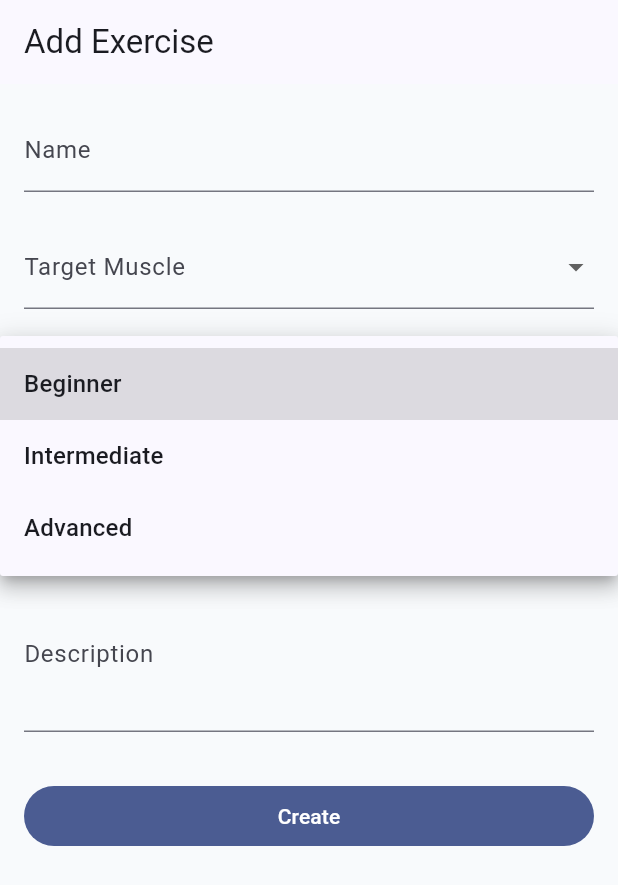
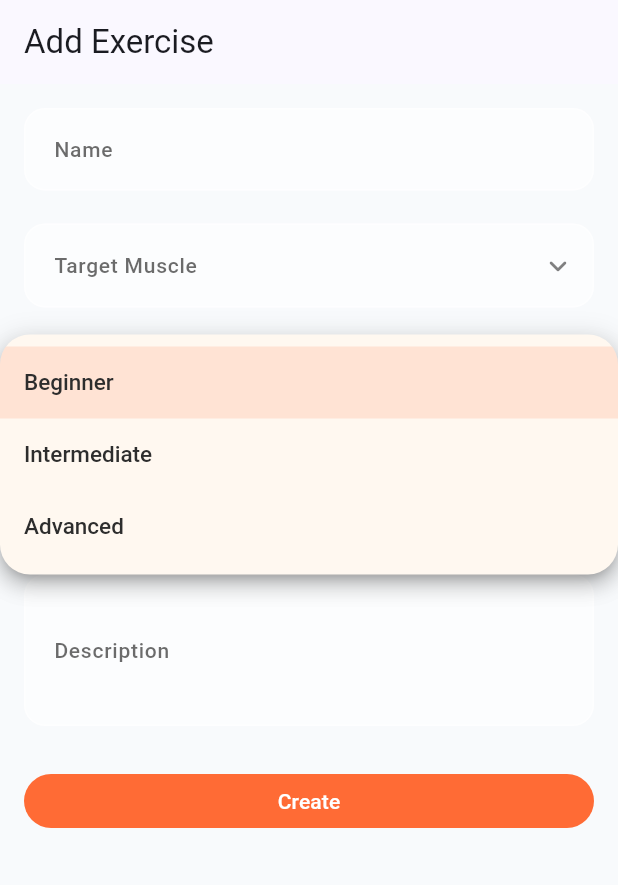
Before and after one commit to faradevelop/coach-studio, a Flutter app: the AddExercisePage screen opened by its route, after a tap on "Difficulty", on a phone screen of 412 x 824 dp. Shown: the top 885 px of the screen. Run offline on Flutter 3.47's test engine with Material 3 defaults, Android fonts, the light colour scheme and no system bars; our stand-ins replace cloud_firestore, firebase_core, flutter_bloc, get_it, go_router, pdf and 2 more; accounts and stored records are empty.

Commit message:
refactor: make reusable widgets with new style and add new app colors

```diff
--- a/lib/core/theme/app_colors.dart
+++ b/lib/core/theme/app_colors.dart
@@ -12,4 +12,10 @@ class AppColors {
   static const textSecondary = Color(0xff6B7280);
 
   static const error = Color(0xffDC2626);
+
+  static const Color orange = Color(0xFFFF6B35);
+  static const Color cream = Color(0xFFFFF8F0);
+  static const Color dirtyCream = Color.fromARGB(255, 233, 222, 212);
+  static const Color charcoal = Color(0xFF2D2D2D);
+  static const Color grey = Color(0xFFd7cfc8);
 }
--- a/lib/core/widgets/app_dropdown.dart
+++ b/lib/core/widgets/app_dropdown.dart
@@ -2,13 +2,9 @@ import 'package:flutter/material.dart';
 
 class AppDropdown<T> extends StatelessWidget {
   final String label;
-
   final T? value;
-
   final List<T> items;
-
   final String Function(T) itemLabel;
-
   final ValueChanged<T?> onChanged;
 
   const AppDropdown({
@@ -20,18 +16,95 @@ class AppDropdown<T> extends StatelessWidget {
     this.value,
   });
 
+  static const Color _orange = Color(0xFFFF6B35);
+  static const Color _charcoal = Color(0xFF2D2D2D);
+  static const Color _cream = Color(0xFFFFF8F0);
+
   @override
   Widget build(BuildContext context) {
-    return DropdownButtonFormField<T>(
-      initialValue: items.contains(value) ? value : null,
-
-      decoration: InputDecoration(labelText: label),
-
-      items: items.map((item) {
-        return DropdownMenuItem<T>(value: item, child: Text(itemLabel(item)));
-      }).toList(),
-
-      onChanged: onChanged,
+    return Theme(
+      data: Theme.of(context).copyWith(
+        // استایل منوی بازشونده
+        canvasColor: _cream,
+        highlightColor: _orange.withOpacity(0.12),
+        hoverColor: _orange.withOpacity(0.08),
+        focusColor: _orange.withOpacity(0.15),
+      ),
+      child: DropdownButtonFormField<T>(
+        initialValue: items.contains(value) ? value : null,
+        style: const TextStyle(
+          color: _charcoal,
+          fontSize: 15,
+          fontWeight: FontWeight.w500,
+        ),
+        icon: Icon(
+          Icons.keyboard_arrow_down_rounded,
+          color: _charcoal.withOpacity(0.6),
+        ),
+        dropdownColor: _cream,
+        borderRadius: BorderRadius.circular(20),
+        menuMaxHeight: 280,
+        decoration: InputDecoration(
+          labelText: label,
+          labelStyle: TextStyle(
+            color: _charcoal.withOpacity(0.7),
+            fontSize: 14,
+            fontWeight: FontWeight.w500,
+          ),
+          floatingLabelStyle: const TextStyle(
+            color: _orange,
+            fontSize: 14,
+            fontWeight: FontWeight.w600,
+          ),
+          filled: true,
+          fillColor: Colors.white.withOpacity(0.55),
+          contentPadding: const EdgeInsets.symmetric(
+            horizontal: 16,
+            vertical: 16,
+          ),
+          border: OutlineInputBorder(
+            borderRadius: BorderRadius.circular(14),
+            borderSide: BorderSide(color: Colors.white.withOpacity(0.6)),
+          ),
+          enabledBorder: OutlineInputBorder(
+            borderRadius: BorderRadius.circular(14),
+            borderSide: BorderSide(color: Colors.white.withOpacity(0.6)),
+          ),
+          focusedBorder: OutlineInputBorder(
+            borderRadius: BorderRadius.circular(14),
+            borderSide: const BorderSide(color: _orange, width: 1.6),
+          ),
+        ),
+        items: items.map((item) {
+          return DropdownMenuItem<T>(
+            value: item,
+            child: Text(
+              itemLabel(item),
+              style: const TextStyle(
+                color: _charcoal,
+                fontSize: 15,
+                fontWeight: FontWeight.w500,
+              ),
+            ),
+          );
+        }).toList(),
+        onChanged: onChanged,
+        selectedItemBuilder: (context) {
+          return items.map((item) {
+            return Align(
+              alignment: AlignmentDirectional.centerStart,
+              child: Text(
+                itemLabel(item),
+                style: const TextStyle(
+                  color: _charcoal,
+                  fontSize: 15,
+                  fontWeight: FontWeight.w500,
+                ),
+              ),
+            );
+          }).toList();
+        },
+      ),
     );
   }
 }
--- a/lib/core/widgets/app_text_field.dart
+++ b/lib/core/widgets/app_text_field.dart
@@ -2,13 +2,9 @@ import 'package:flutter/material.dart';
 
 class AppTextField extends StatelessWidget {
   final TextEditingController controller;
-
   final String label;
-
   final String? hint;
-
   final String? Function(String?)? validator;
-
   final int maxLines;
 
   const AppTextField({
@@ -20,15 +16,61 @@ class AppTextField extends StatelessWidget {
     this.maxLines = 1,
   });
 
+  static const Color _orange = Color(0xFFFF6B35);
+  static const Color _charcoal = Color(0xFF2D2D2D);
+
   @override
   Widget build(BuildContext context) {
     return TextFormField(
       controller: controller,
-
       maxLines: maxLines,
-
-      decoration: InputDecoration(labelText: label, hintText: hint),
-
+      style: const TextStyle(
+        color: _charcoal,
+        fontSize: 15,
+        fontWeight: FontWeight.w500,
+      ),
+      cursorColor: _orange,
+      decoration: InputDecoration(
+        labelText: label,
+        hintText: hint,
+        labelStyle: TextStyle(
+          color: _charcoal.withOpacity(0.7),
+          fontSize: 14,
+          fontWeight: FontWeight.w500,
+        ),
+        floatingLabelStyle: const TextStyle(
+          color: _orange,
+          fontSize: 14,
+          fontWeight: FontWeight.w600,
+        ),
+        hintStyle: TextStyle(color: _charcoal.withOpacity(0.4), fontSize: 14),
+        filled: true,
+        fillColor: Colors.white.withOpacity(0.55),
+        contentPadding: const EdgeInsets.symmetric(
+          horizontal: 16,
+          vertical: 16,
+        ),
+        border: OutlineInputBorder(
+          borderRadius: BorderRadius.circular(14),
+          borderSide: BorderSide(color: Colors.white.withOpacity(0.6)),
+        ),
+        enabledBorder: OutlineInputBorder(
+          borderRadius: BorderRadius.circular(14),
+          borderSide: BorderSide(color: Colors.white.withOpacity(0.6)),
+        ),
+        focusedBorder: OutlineInputBorder(
+          borderRadius: BorderRadius.circular(14),
+          borderSide: const BorderSide(color: _orange, width: 1.6),
+        ),
+        errorBorder: OutlineInputBorder(
+          borderRadius: BorderRadius.circular(14),
+          borderSide: const BorderSide(color: Colors.redAccent, width: 1.2),
+        ),
+        focusedErrorBorder: OutlineInputBorder(
+          borderRadius: BorderRadius.circular(14),
+          borderSide: const BorderSide(color: Colors.redAccent, width: 1.6),
+        ),
+      ),
       validator: validator,
     );
   }
```
Also changed, not shown: lib/core/widgets/app_button.dart (+45 -4 lines), lib/core/widgets/custom_app_bar.dart (added, +63 -0 lines), lib/core/widgets/custom_search_bar.dart (added, +36 -0 lines), lib/core/widgets/delete_dialog.dart (added, +140 -0 lines).
